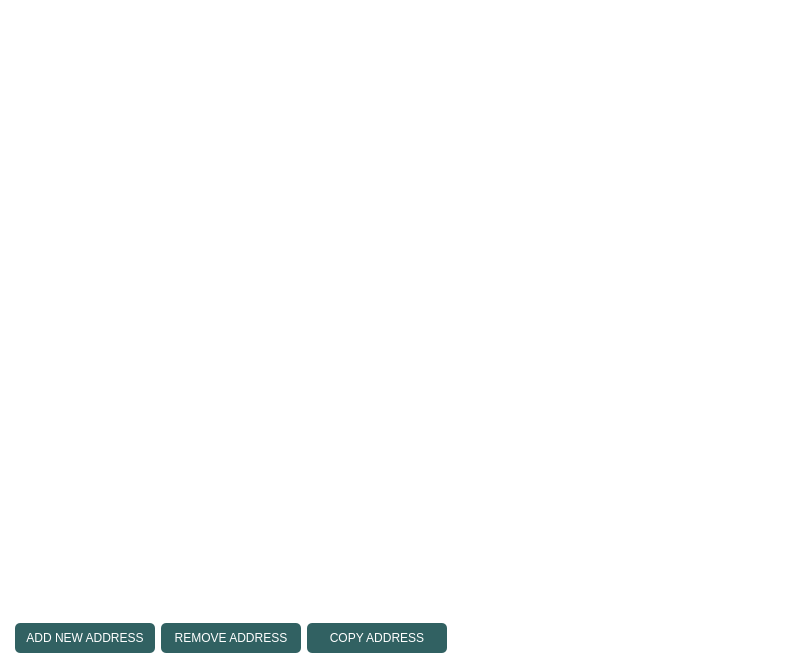
The window that src/gui/ui/addressbookframe.ui (ConcealNetwork/conceal-desktop) describes before a commit, drawn with Qt 5.
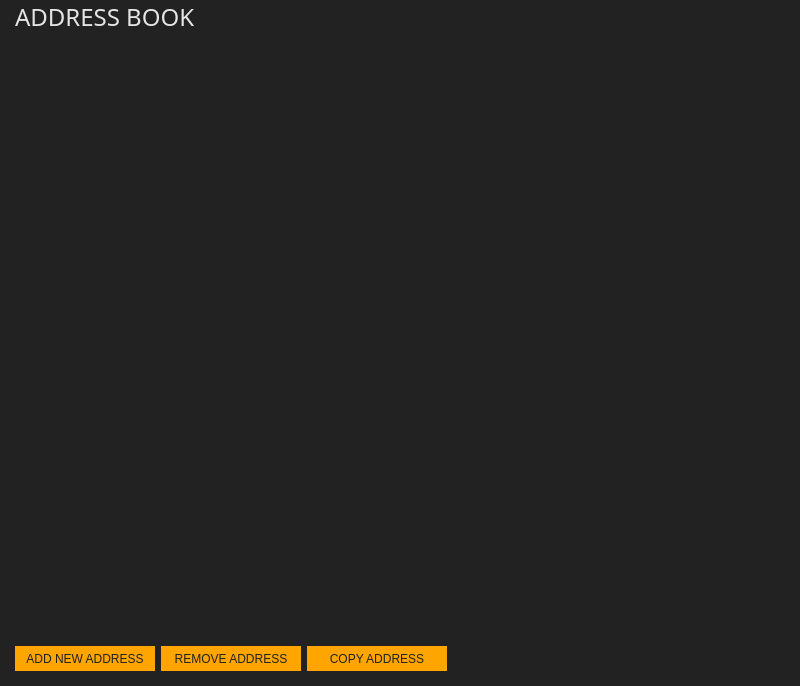
The same window after the commit.

The edit to the form file:
```diff
--- a/src/gui/ui/addressbookframe.ui
+++ b/src/gui/ui/addressbookframe.ui
@@ -7,7 +7,7 @@
     <x>0</x>
     <y>0</y>
     <width>800</width>
-    <height>585</height>
+    <height>600</height>
    </rect>
   </property>
   <property name="minimumSize">
@@ -22,13 +22,19 @@
     <height>600</height>
    </size>
   </property>
+  <property name="font">
+   <font>
+    <family>Arial</family>
+    <pointsize>9</pointsize>
+   </font>
+  </property>
   <property name="windowTitle">
    <string>Frame</string>
   </property>
   <property name="styleSheet">
-   <string notr="true">color: #262626;
+   <string notr="true">color: #e5e5e5;
 border: 0px;
-background-color: #fff;</string>
+background-color: #222;</string>
   </property>
   <property name="frameShape">
    <enum>QFrame::NoFrame</enum>
@@ -41,7 +47,7 @@
     <number>15</number>
    </property>
    <property name="topMargin">
-    <number>15</number>
+    <number>0</number>
    </property>
    <property name="rightMargin">
     <number>15</number>
@@ -49,6 +55,19 @@
    <property name="bottomMargin">
     <number>15</number>
    </property>
+   <item>
+    <widget class="QLabel" name="label">
+     <property name="font">
+      <font>
+       <family>Oswald</family>
+       <pointsize>18</pointsize>
+      </font>
+     </property>
+     <property name="text">
+      <string>ADDRESS BOOK</string>
+     </property>
+    </widget>
+   </item>
    <item>
     <widget class="QTreeView" name="m_addressBookView">
      <property name="minimumSize">
@@ -65,22 +84,21 @@
      </property>
      <property name="styleSheet">
       <string notr="true">QHeaderView::section {
-    background-color: #eee;
-    color: #000;
+background-color: #555; color: #ffff;
     font: 13px;
-    height: 30px; 
-   border: 0px;
+    border: 0px solid white;
+   height: 30px;
+
 }
 
-QTreeView::item {
+QTreeView::item
+{
     font: 10px;
+    color: #ddd;
     height: 30px;
-  color: #262626;
-}
 
-color: #262626;
-border: 0px;
-background-color: #fff;</string>
+
+}</string>
      </property>
      <property name="frameShape">
       <enum>QFrame::NoFrame</enum>
@@ -96,6 +114,19 @@
      </property>
     </widget>
    </item>
+   <item>
+    <spacer name="verticalSpacer">
+     <property name="orientation">
+      <enum>Qt::Vertical</enum>
+     </property>
+     <property name="sizeHint" stdset="0">
+      <size>
+       <width>20</width>
+       <height>40</height>
+      </size>
+     </property>
+    </spacer>
+   </item>
    <item>
     <layout class="QHBoxLayout" name="horizontalLayout">
      <item>
@@ -103,7 +134,7 @@
        <property name="minimumSize">
         <size>
          <width>140</width>
-         <height>30</height>
+         <height>25</height>
         </size>
        </property>
        <property name="maximumSize">
@@ -119,7 +150,7 @@
         </font>
        </property>
        <property name="styleSheet">
-        <string notr="true">background-color: #316162; color: #fff; border-radius: 5px; padding: 5px;</string>
+        <string notr="true">color: #222; border-radius: 0px; border: 0px solid; background-color: orange;</string>
        </property>
        <property name="text">
         <string>ADD NEW ADDRESS</string>
@@ -134,7 +165,7 @@
        <property name="minimumSize">
         <size>
          <width>140</width>
-         <height>30</height>
+         <height>25</height>
         </size>
        </property>
        <property name="maximumSize">
@@ -150,7 +181,7 @@
         </font>
        </property>
        <property name="styleSheet">
-        <string notr="true">background-color: #316162; color: #fff; border-radius: 5px; padding: 5px;</string>
+        <string notr="true">color: #222; border-radius: 0px; border: 0px solid; background-color: orange;</string>
        </property>
        <property name="text">
         <string>REMOVE ADDRESS</string>
@@ -165,7 +196,7 @@
        <property name="minimumSize">
         <size>
          <width>140</width>
-         <height>30</height>
+         <height>25</height>
         </size>
        </property>
        <property name="maximumSize">
@@ -181,7 +212,7 @@
         </font>
        </property>
        <property name="styleSheet">
-        <string notr="true">background-color: #316162; color: #fff; border-radius: 5px; padding: 5px;</string>
+        <string notr="true">color: #222; border-radius: 0px; border: 0px solid; background-color: orange;</string>
        </property>
        <property name="text">
         <string>COPY ADDRESS</string>
```
